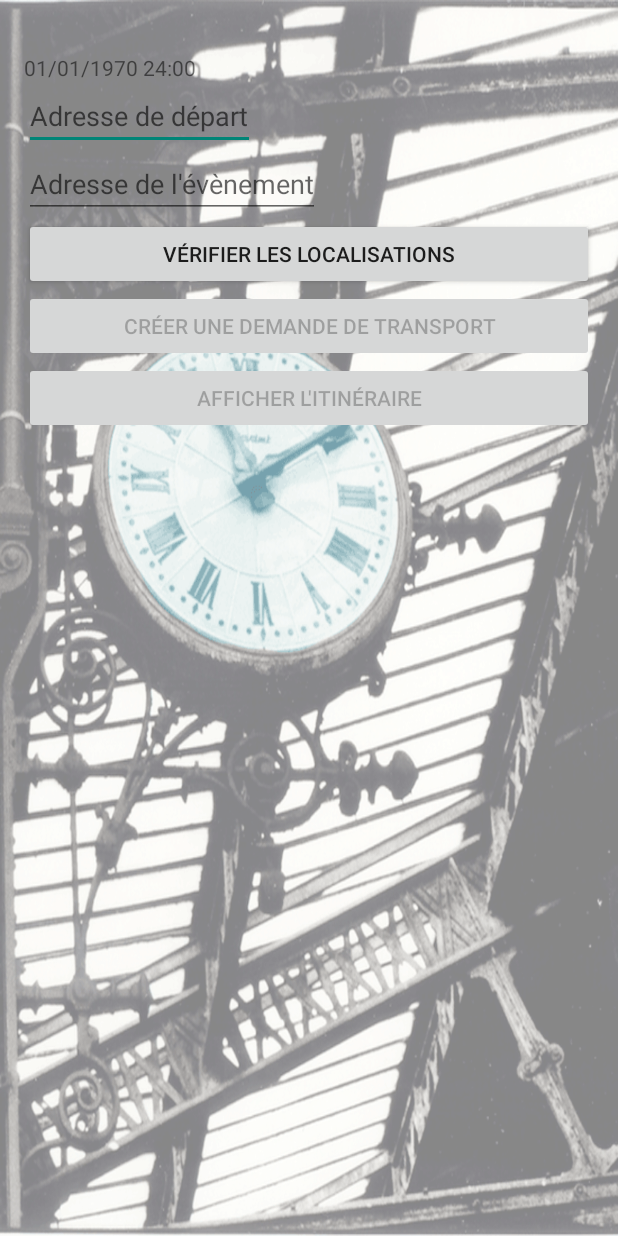
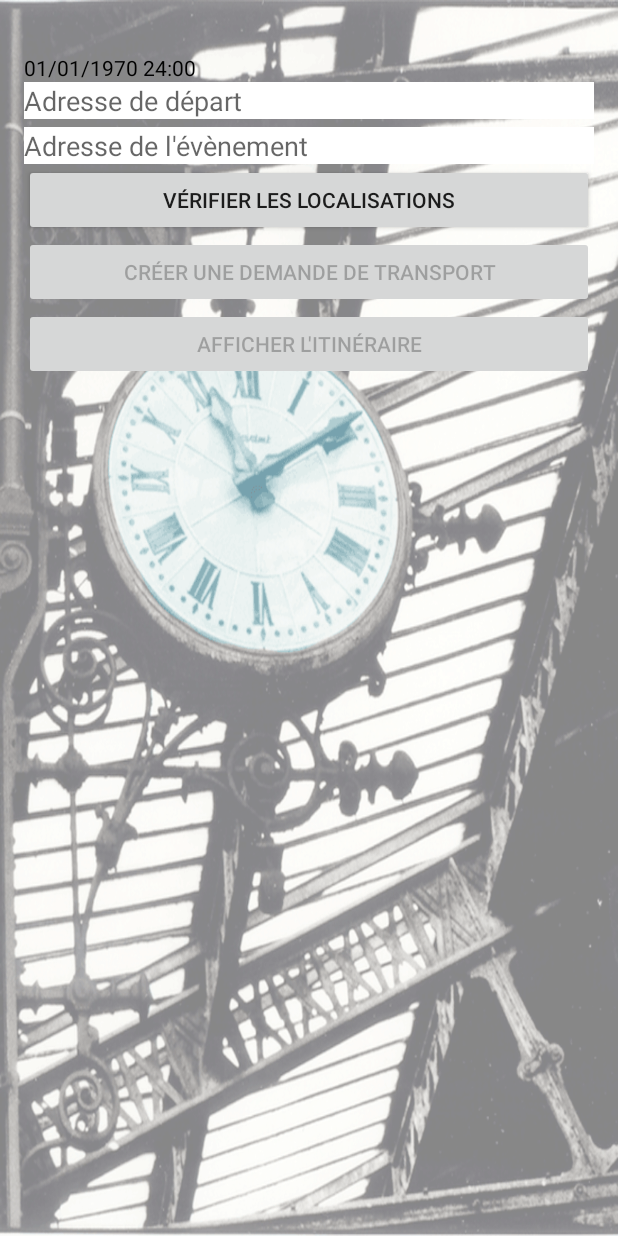
Before and after one commit to sfreud/pld-smartCity, an Android app: the SelectedEventActivity screen opened directly, with no data from a screen before it, on a phone screen of 412 x 824 dp. Run offline under Robolectric (Android 15) with nearby library versions, the phone set to English and light mode, and no system bars; 4 statements that could not run were skipped.

Commit message:
Modifying views

```diff
--- a/AndroidClient/app/src/main/java/com/example/androidclient/SelectedEventActivity.java
+++ b/AndroidClient/app/src/main/java/com/example/androidclient/SelectedEventActivity.java
@@ -207,7 +207,6 @@ public class SelectedEventActivity extends Activity {
             Double lng = location.getDouble("lng");
             ll = new LatLng(lat, lng);
         } catch (JSONException e) {
-            e.printStackTrace();
             return null;
         }
         return new Pair(ll, adress);
--- a/AndroidClient/app/src/main/res/layout/activity_selected_event.xml
+++ b/AndroidClient/app/src/main/res/layout/activity_selected_event.xml
@@ -13,26 +13,30 @@
     <TextView
         android:id="@+id/selected_event_summary"
         android:layout_width="wrap_content"
-        android:layout_height="wrap_content" />
+        android:layout_height="wrap_content"
+        style="@style/textViewColor" />
 
     <TextView
         android:id="@+id/selected_event_startTime"
         android:layout_width="wrap_content"
-        android:layout_height="wrap_content" />
+        android:layout_height="wrap_content"
+        android:textColor="#000000"
+        style="@style/textViewColor" />
 
     <EditText
         android:id="@+id/selectedEventStartLocation"
-        android:layout_width="wrap_content"
+        android:layout_width="fill_parent"
         android:layout_height="wrap_content"
-        android:hint="Adresse de départ"
-        android:minEms="5" />
+        android:hint="@string/startDateEditText"
+        android:layout_marginBottom="5dip"
+        style="@style/editTextBackground"/>
 
     <EditText
         android:id="@+id/selectedEventEndLocation"
-        android:layout_width="wrap_content"
+        android:layout_width="fill_parent"
         android:layout_height="wrap_content"
-        android:hint="Adresse de l'évènement"
-        android:minEms="5" />
+        android:hint="@string/eventDateEditText"
+        style="@style/editTextBackground" />
 
     <Button
         android:id="@+id/verify_locations"
--- a/AndroidClient/app/src/main/res/layout/activity_transport_request_list.xml
+++ b/AndroidClient/app/src/main/res/layout/activity_transport_request_list.xml
@@ -13,7 +13,8 @@
         android:text="@string/transportRequestListIntroduction"
         android:layout_width="wrap_content"
         android:layout_height="wrap_content"
-        android:layout_weight="10" />
+        android:layout_weight="10"
+        style="@style/textViewColor" />
 
     <ListView
         android:id="@+id/transportRequestListView"
--- a/AndroidClient/app/src/main/res/layout/activity_upcoming_events.xml
+++ b/AndroidClient/app/src/main/res/layout/activity_upcoming_events.xml
@@ -10,7 +10,8 @@
         android:layout_width="wrap_content"
         android:layout_height="wrap_content"
         android:text="@string/retrieving_events"
-        android:textStyle="bold" />
+        android:textStyle="bold"
+        style="@style/textViewColor" />
 
     <ListView
         android:id="@+id/eventsListView"
--- a/AndroidClient/app/src/main/res/layout/simple_transport_request_list.xml
+++ b/AndroidClient/app/src/main/res/layout/simple_transport_request_list.xml
@@ -5,4 +5,5 @@
     android:layout_width="match_parent"
     android:layout_height="100dp"
     android:gravity="center_vertical"
-    android:checkMark="?android:attr/listChoiceIndicatorSingle" />
+    android:checkMark="?android:attr/listChoiceIndicatorSingle"
+    style="@style/textViewColorEditTextBackground"/>
--- a/AndroidClient/app/src/main/res/values/strings.xml
+++ b/AndroidClient/app/src/main/res/values/strings.xml
@@ -54,4 +54,6 @@
     <string name="adressNotFound">L\'adresse n\'existe pas</string>
     <string name="wrongEnteredDate">Il y a une erreur dans la date entrée</string>
     <string name="modifiedTransportRequest">Demande de transport modifiée</string>
+    <string name="startDateEditText">Adresse de départ</string>
+    <string name="eventDateEditText">Adresse de l\'évènement</string>
 </resources>
--- a/AndroidClient/app/src/main/res/values/styles.xml
+++ b/AndroidClient/app/src/main/res/values/styles.xml
@@ -5,4 +5,17 @@
         <!-- Customize your theme here. -->
     </style>
 
+    <style name="textViewColor">
+        <item name="android:textColor">#000000</item>
+    </style>
+
+    <style name="editTextBackground">
+        <item name="android:background">#FFFFFF</item>
+    </style>
+
+    <style name="textViewColorEditTextBackground">
+        <item name="android:background">#FFFFFF</item>
+        <item name="android:textColor">#000000</item>
+    </style>
+
 </resources>
```
Also changed, not shown: AndroidClient/app/src/main/res/layout/activity_create_event.xml (+12 -5 lines), AndroidClient/app/src/main/res/layout/activity_main.xml (+6 -6 lines), AndroidClient/app/src/main/res/layout/activity_update_transport_request.xml (+15 -8 lines), AndroidClient/app/src/main/res/layout/simple_events_list.xml (+9 -6 lines).
